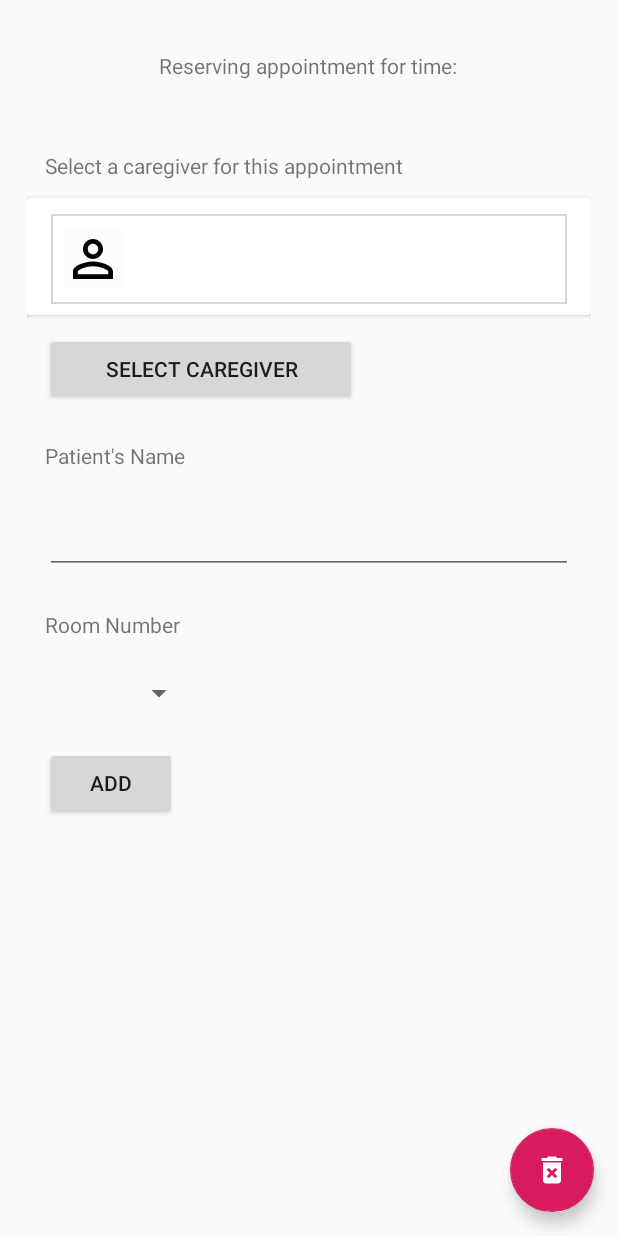
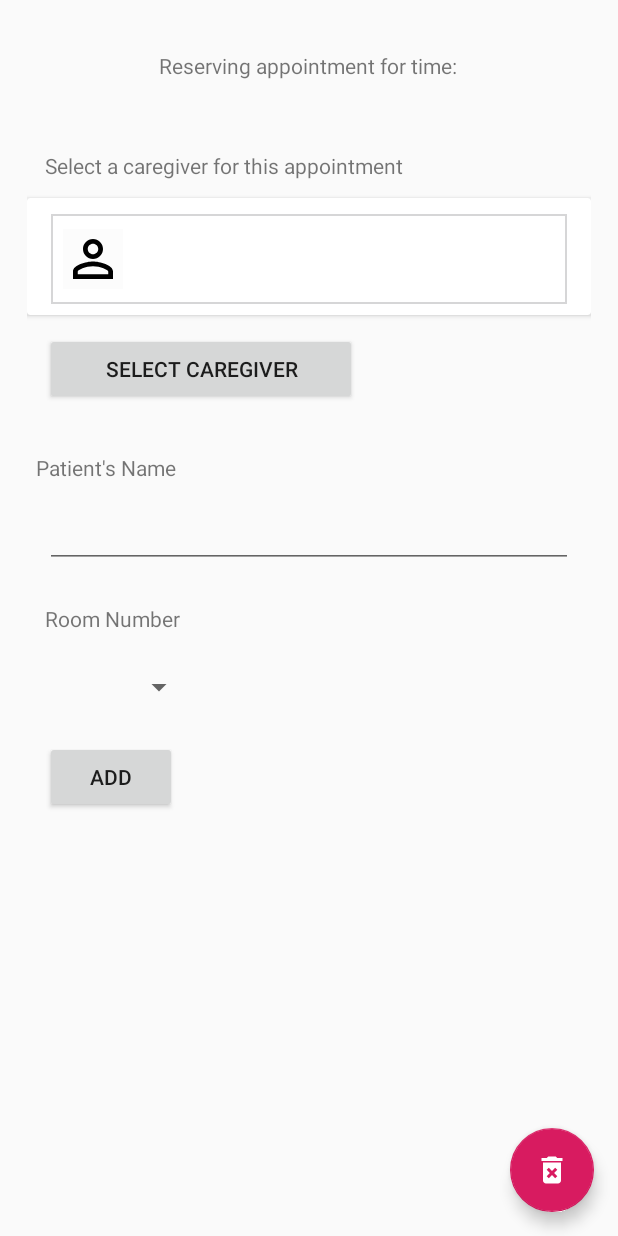
Before and after one commit to novad/Empatica-Caregiver-Calendar, an Android app: the layout activity_appointment.xml on its own in the app's theme, with its tools: preview values and no code run, on a phone screen of 412 x 824 dp. Run offline under Robolectric (Android 15) with nearby library versions, the phone set to English and light mode, and no system bars; network calls fail.

Commit message:
Changed file name

```diff
--- a/app/src/main/res/layout/activity_slot.xml
+++ b/app/src/main/res/layout/activity_appointment.xml
@@ -14,7 +14,6 @@
             android:layout_height="wrap_content"
             android:orientation="vertical"
             android:layout_margin="18dp"
-            android:focusableInTouchMode="true"
             tools:context=".ui.SlotActivity">
 
 
@@ -52,7 +51,9 @@
                 android:layout_height="wrap_content"
                 android:onClick="openCaregiversActivity"
                 >
+
                 <include layout="@layout/caregiver_details" />
+
             </androidx.cardview.widget.CardView>
 
             <Button
@@ -68,7 +69,8 @@
                 android:layout_width="match_parent"
                 android:layout_height="wrap_content"
                 android:layout_marginTop="20dp"
-                android:layout_margin="12dp"
+                android:layout_marginLeft="6dp"
+                android:layout_marginRight="6dp"
                 android:text="@string/patient_name" />
 
             <EditText
```
